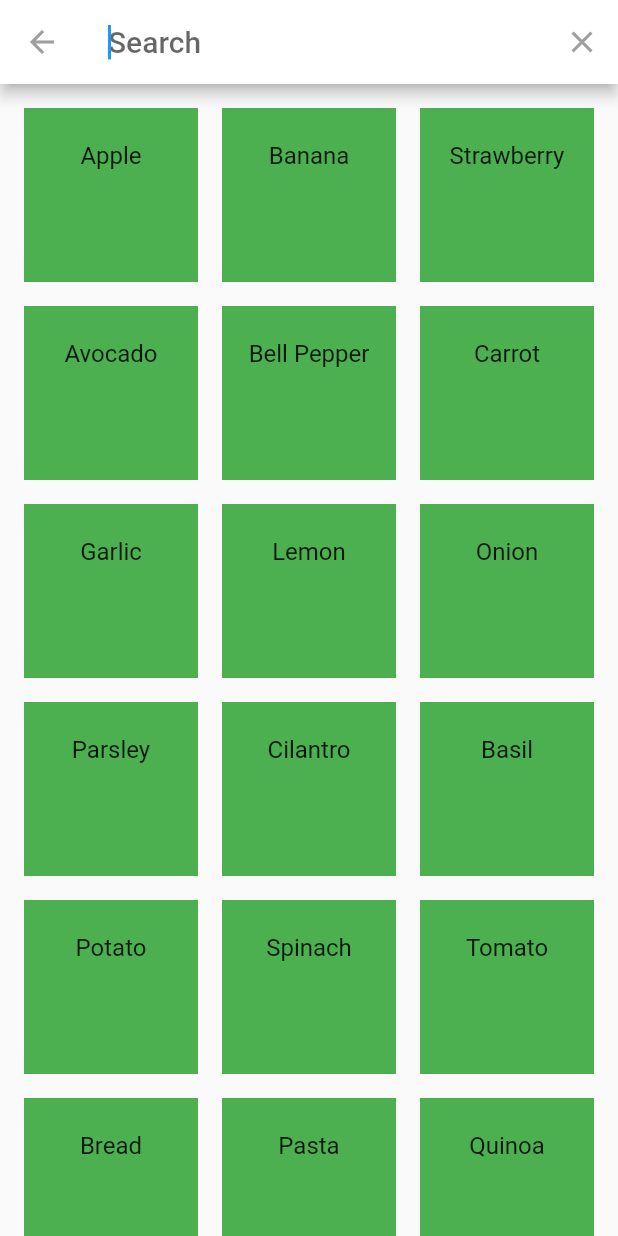
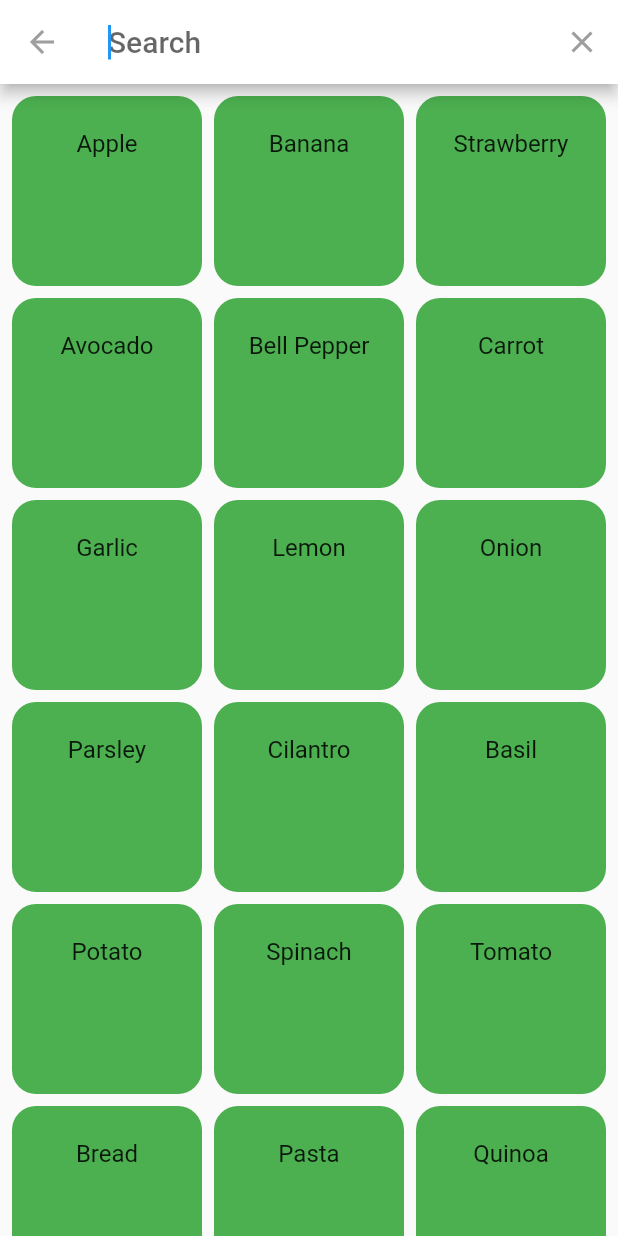
Before and after one commit to hkfdlr/ShoppingListFlutter, a Flutter app: the screen it shows after launch, after a tap on the "search" icon, on a phone screen of 412 x 824 dp. Run offline on Flutter 3.47's test engine with Material 2 defaults, Android fonts, the light colour scheme and no system bars.

Commit message:
added grocery-interface, modified itemdataservice,

```diff
--- a/shoppinglistflutter/lib/addItem.dart
+++ b/shoppinglistflutter/lib/addItem.dart
@@ -1,85 +1,71 @@
+import 'package:collection/src/iterable_extensions.dart';
 import 'package:flutter/material.dart';
+import 'grocery.interface.dart';
 import 'item.dart' as item;
 import 'constants.dart' as specs;
+import 'itemData.service.dart';
 
-class AddItem {
+class AddItemPage extends StatefulWidget {
   item.ItemBuilder itemBuilder = item.ItemBuilder();
   specs.Constants constants = specs.Constants();
+  final Function() notifyParent;
+  List<String> suggestionList;
 
+  AddItemPage(
+      {Key? key, required this.notifyParent, required this.suggestionList})
+      : super(key: key);
 
-  buildGrid(List<String> suggestionList) {
-    return build(suggestionList);
-  }
+  @override
+  AddItemPageState createState() => AddItemPageState();
+}
 
-  Widget build(List<String> suggestionList) {
+class AddItemPageState extends State<AddItemPage> {
+
+  final isMobile = specs.Constants.isMobile();
+  @override
+  Widget build(BuildContext context) {
+    double screenWidth = MediaQuery.of(context).size.width;
+
     return GridView.count(
-      crossAxisCount: specs.Constants.isMobile() ? 3 : 5,
-      padding: const EdgeInsets.fromLTRB(0, 0, 16, 0),
-      children: List.generate(suggestionList.length, (index) {
+      crossAxisCount: isMobile ? 3 : 5,
+      padding: EdgeInsets.fromLTRB(isMobile ? 0 : screenWidth / 4, 0, isMobile ? 8 : screenWidth / 4, 0),
+      children: List.generate(widget.suggestionList.length, (index) {
         return Container(
-          padding: const EdgeInsets.fromLTRB(16, 16, 0, 0),
-          child: itemBuilder.buildItem(suggestionList[index], Colors.green)
-        );
+            padding: EdgeInsets.fromLTRB(isMobile ? 8 : 16, isMobile ? 8 : 16, 0, 0),
+            child: _buildItem(Grocery(name: widget.suggestionList[index]), Colors.green));
       }),
     );
   }
 
-  var suggestedGroceries = [
-    'Apple',
-    'Banana',
-    'Strawberry',
-    'Avocado',
-    'Bell Pepper',
-    'Carrot',
-    'Garlic',
-    'Lemon',
-    'Onion',
-    'Parsley',
-    'Cilantro',
-    'Basil',
-    'Potato',
-    'Spinach',
-    'Tomato',
-    'Bread',
-    'Pasta',
-    'Quinoa',
-    'Rice',
-    'Tortilla',
-    'Chicken',
-    'Eggs',
-    'Ground Beef',
-    'Turkey',
-    'Butter',
-    'Sliced Cheese',
-    'Shredded Cheese',
-    'Milk',
-    'Sour Cream',
-    'Greek Yogurt',
-    'Yoghurt',
-    'Baking powder',
-    'Baking Soda',
-    'Sugar',
-    'Brown Sugar',
-    'Flour',
-    'Honey',
-    'Vanilla',
-    'Dry Yeast',
-    'Chocolate Chips',
-    'Cocoa Powder',
-    'Powdered Sugar',
-    'Corn',
-    'Broccoli',
-    'Pizza',
-    'Stock',
-    'Broth',
-    'Salsa',
-    'Jam',
-    'Jelly',
-    'Peanut Butter',
-    'Pasta Sauce',
-    'Black Beans',
-    'Soups',
-    'Tuna',
-    'Chili'
-  ];
+  Widget _buildItem(Grocery grocery, Color color) {
+    return ListTile(
+      title: Text(
+        grocery.name,
+        style: TextStyle(fontSize: isMobile ? 16 : 18),
+        textAlign: TextAlign.center,
+        overflow: TextOverflow.ellipsis,
+      ),
+      shape: RoundedRectangleBorder(
+        borderRadius: BorderRadius.circular(16.0),
+      ),
+      enabled: true,
+      onTap: () {
+        ItemDataService.addItem(Grocery(name: grocery.name, amount: 1));
+
+        widget.notifyParent();
+        ScaffoldMessenger.of(context).hideCurrentSnackBar();
+        ScaffoldMessenger.of(context).showSnackBar(
+          SnackBar(
+            content: (ItemDataService.addedGroceries.firstWhereOrNull((element) => element.name == grocery.name)?.amount != null
+                && (ItemDataService.addedGroceries.firstWhereOrNull((element) => element.name == grocery.name)?.amount)! > 1)
+                ? Text('Added ${grocery.name} x${ItemDataService.addedGroceries.firstWhereOrNull((element) => element.name == grocery.name)?.amount}')
+                : Text('Added ${grocery.name}'),
+            duration: const Duration(milliseconds: 500),
+          )
+        );
+      },
+      tileColor: color,
+      contentPadding: const EdgeInsets.fromLTRB(4, 4, 4, 4),
+    );
+  }
 }
--- /dev/null
+++ b/shoppinglistflutter/lib/grocery.interface.dart
@@ -0,0 +1,8 @@
+import 'package:flutter/cupertino.dart';
+
+class Grocery {
+  String name;
+  int? amount;
+
+  Grocery({required this.name, this.amount});
+}
--- a/shoppinglistflutter/lib/main.dart
+++ b/shoppinglistflutter/lib/main.dart
@@ -1,20 +1,20 @@
-import 'package:flutter/foundation.dart';
 import 'package:flutter/material.dart';
+import 'addItem.dart';
+import 'grocery.interface.dart';
 import 'item.dart' as item;
-import 'addItem.dart' as add_item;
 import 'constants.dart' as specs;
-import 'itemData.service.dart' as item_data_service;
+import 'itemData.service.dart';
 
 void main() {
-  specs.Constants constants = specs.Constants();
-  runApp(ShoppingListApp());
+  runApp(const ShoppingListApp());
 }
 
 class ShoppingListApp extends StatelessWidget {
+  const ShoppingListApp({Key? key}) : super(key: key);
 
   @override
   Widget build(BuildContext context) {
-    return MaterialApp(
+    return const MaterialApp(
       title: 'Shopping List App',
       home: ShoppingList(),
       debugShowCheckedModeBanner: false,
@@ -23,15 +23,18 @@ class ShoppingListApp extends StatelessWidget {
 }
 
 class ShoppingList extends StatefulWidget {
-  var groceries = <String>['Test1', 'Test2'];
+  const ShoppingList({Key? key}) : super(key: key);
 
   @override
   _ShoppingListState createState() => _ShoppingListState();
 }
 
 class _ShoppingListState extends State<ShoppingList> {
+  var isMobile = specs.Constants.isMobile();
+
   Icon searchBarIcon = const Icon(Icons.search);
   Widget appBarTitle = const Text('');
+  ItemDataService data = ItemDataService();
 
   item.ItemBuilder itemBuilder = item.ItemBuilder();
 
@@ -43,13 +46,10 @@ class _ShoppingListState extends State<ShoppingList> {
         centerTitle: true,
         actions: <Widget>[
           IconButton(
-              onPressed: () {
-                showSearch(
-                    context: context,
-                    delegate: onSearch()
-                );
-              },
-              icon: const Icon(Icons.search),
+            onPressed: () {
+              showSearch(context: context, delegate: onSearch(refresh));
+            },
+            icon: const Icon(Icons.search),
           )
         ],
       ),
@@ -58,21 +58,59 @@ class _ShoppingListState extends State<ShoppingList> {
   }
 
   Widget _buildGrid() {
+    double screenWidth = MediaQuery.of(context).size.width;
+
     return GridView.count(
-      crossAxisCount: specs.Constants.isMobile() ? 3 : 5,
-      padding: const EdgeInsets.fromLTRB(0, 0, 16, 0),
-      children: List.generate(item_data_service.ItemDataService.addedGroceries.length, (index) {
+      crossAxisCount: isMobile ? 3 : 5,
+      padding: EdgeInsets.fromLTRB(isMobile ? 0 : screenWidth / 4, 0, isMobile ? 8 : screenWidth / 4, 0),
+      children: List.generate(ItemDataService.addedGroceries.length, (index) {
         return Container(
-          padding: const EdgeInsets.fromLTRB(16, 16, 0, 0),
-          child: itemBuilder.buildItem(item_data_service.ItemDataService.addedGroceries[index], Colors.red),
+          padding: EdgeInsets.fromLTRB(isMobile ? 8 : 16, isMobile ? 8 : 16, 0, 0),
+          child: _buildItem(ItemDataService.addedGroceries[index]),
         );
       }),
     );
   }
+
+  Widget _buildItem(Grocery grocery) {
+    return ListTile(
+      title: Text(
+        grocery.name,
+        style: TextStyle(fontSize: isMobile ? 16 : 18),
+        textAlign: TextAlign.center,
+        overflow: TextOverflow.ellipsis,
+      ),
+      subtitle: grocery.amount! > 1
+          ? Text(
+            'Amount: ${grocery.amount.toString()}',
+            style: TextStyle(fontSize: isMobile ? 16 : 18),
+            textAlign: TextAlign.center,
+          )
+          : null,
+      shape: RoundedRectangleBorder(
+        borderRadius: BorderRadius.circular(16.0),
+      ),
+      enabled: true,
+      onTap: () {
+        setState(() {
+          ItemDataService.removeItem(grocery.name);
+        });
+      },
+      tileColor: Colors.red,
+      contentPadding: const EdgeInsets.all(4),
+    );
+  }
+
+  refresh() {
+    setState(() {});
+  }
 }
 
 class onSearch extends SearchDelegate {
-  add_item.AddItem addItem = add_item.AddItem();
+  item.ItemBuilder itemBuilder = item.ItemBuilder();
+  late Function() refresh;
+
+  onSearch(this.refresh);
 
   @override
   List<Widget>? buildActions(BuildContext context) {
@@ -81,8 +119,7 @@ class onSearch extends SearchDelegate {
           onPressed: () {
             query = "";
           },
-          icon: const Icon(Icons.close)
-      )
+          icon: const Icon(Icons.close))
     ];
   }
 
@@ -92,8 +129,7 @@ class onSearch extends SearchDelegate {
         onPressed: () {
           Navigator.pop(context);
         },
-        icon: const Icon(Icons.arrow_back)
-    );
+        icon: const Icon(Icons.arrow_back));
   }
 
   @override
@@ -105,12 +141,10 @@ class onSearch extends SearchDelegate {
   Widget buildSuggestions(BuildContext context) {
     List<String> suggestionList = [];
     query.isEmpty
-      ? suggestionList = item_data_service.ItemDataService.suggestedGroceries
-      : suggestionList.addAll(item_data_service.ItemDataService.suggestedGroceries.where(
-            (element) => element.toLowerCase().contains(query.toLowerCase())
-    ));
+        ? suggestionList = ItemDataService.suggestedGroceries
+        : suggestionList.addAll(ItemDataService.suggestedGroceries.where(
+            (element) => element.toLowerCase().contains(query.toLowerCase())));
 
-    return addItem.buildGrid(suggestionList);
+    return AddItemPage(notifyParent: refresh, suggestionList: suggestionList);
   }
-
 }
```
Also changed, not shown: shoppinglistflutter/lib/item.dart (+8 -9 lines), shoppinglistflutter/lib/itemData.service.dart (+21 -6 lines).
